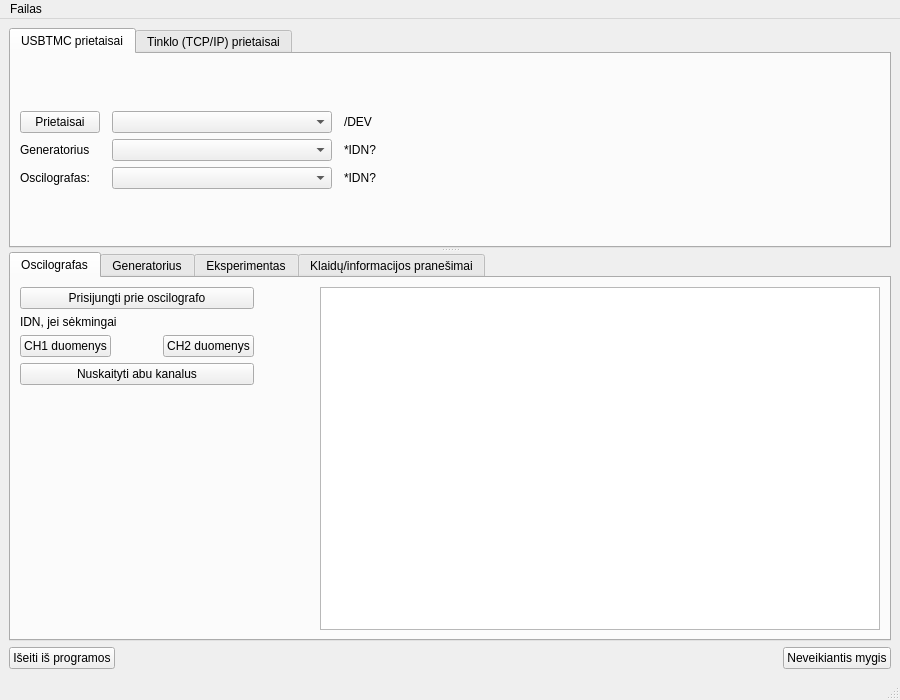
The window that UIfiles/GUIThread.ui (userIsTaken/TryUSB) describes before a commit, drawn with Qt 5.
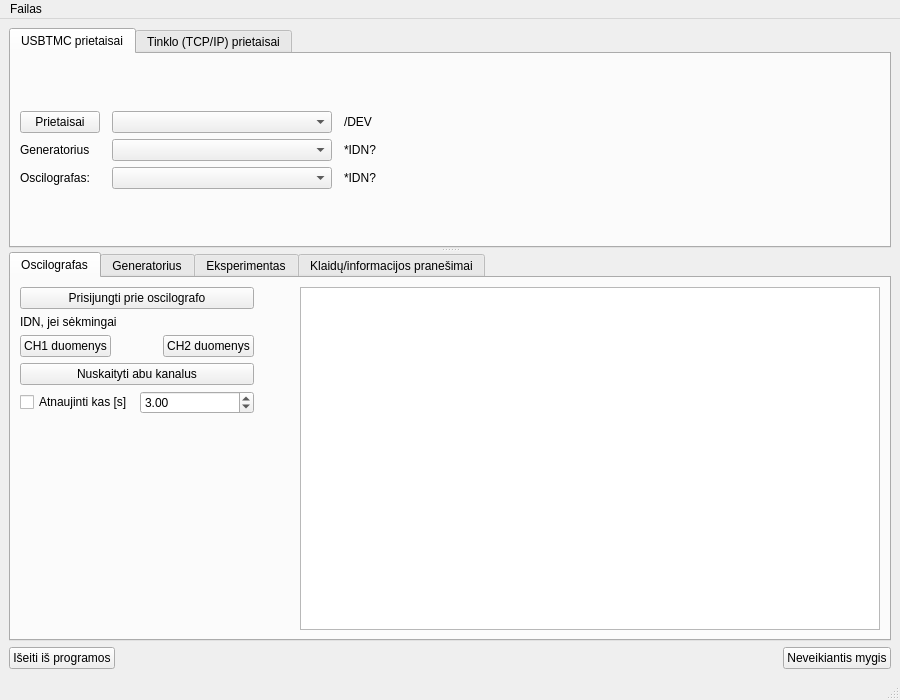
The same window after the commit. Custom widgets are drawn as their Qt base class.

Commit message: GUI atnaujinimas, funkcijų iškėlimas, autoatnaujinimo implementavimas (stage 1)

```diff
--- a/UIfiles/GUIThread.ui
+++ b/UIfiles/GUIThread.ui
@@ -323,7 +323,7 @@
         <attribute name="title">
          <string>Oscilografas</string>
         </attribute>
-        <layout class="QGridLayout" name="gridLayout_9">
+        <layout class="QGridLayout" name="gridLayout_10">
          <item row="0" column="0">
           <widget class="QPushButton" name="connectToOscilograph_button">
            <property name="text">
@@ -331,22 +331,6 @@
            </property>
           </widget>
          </item>
-         <item row="0" column="1">
-          <spacer name="horizontalSpacer_10">
-           <property name="orientation">
-            <enum>Qt::Horizontal</enum>
-           </property>
-           <property name="sizeType">
-            <enum>QSizePolicy::Fixed</enum>
-           </property>
-           <property name="sizeHint" stdset="0">
-            <size>
-             <width>60</width>
-             <height>20</height>
-            </size>
-           </property>
-          </spacer>
-         </item>
          <item row="0" column="2" rowspan="4">
           <widget class="PlotWidget" name="dataViewWidget">
            <property name="minimumSize">
@@ -410,25 +394,46 @@
            </item>
           </layout>
          </item>
-         <item row="1" column="1" rowspan="3">
-          <spacer name="verticalSpacer_3">
+         <item row="1" column="1">
+          <spacer name="horizontalSpacer_10">
            <property name="orientation">
-            <enum>Qt::Vertical</enum>
+            <enum>Qt::Horizontal</enum>
+           </property>
+           <property name="sizeType">
+            <enum>QSizePolicy::Fixed</enum>
            </property>
            <property name="sizeHint" stdset="0">
             <size>
-             <width>20</width>
-             <height>287</height>
+             <width>40</width>
+             <height>20</height>
             </size>
            </property>
           </spacer>
          </item>
          <item row="2" column="0">
-          <widget class="QPushButton" name="getDatafromBothChannels_button">
-           <property name="text">
-            <string>Nuskaityti abu kanalus</string>
-           </property>
-          </widget>
+          <layout class="QGridLayout" name="gridLayout_9">
+           <item row="0" column="0" colspan="2">
+            <widget class="QPushButton" name="getDatafromBothChannels_button">
+             <property name="text">
+              <string>Nuskaityti abu kanalus</string>
+             </property>
+            </widget>
+           </item>
+           <item row="1" column="0">
+            <widget class="QCheckBox" name="useRegularUpdateBox">
+             <property name="text">
+              <string>Atnaujinti kas [s]</string>
+             </property>
+            </widget>
+           </item>
+           <item row="1" column="1">
+            <widget class="QDoubleSpinBox" name="secondsToWait">
+             <property name="value">
+              <double>3.000000000000000</double>
+             </property>
+            </widget>
+           </item>
+          </layout>
          </item>
          <item row="3" column="0">
           <spacer name="verticalSpacer_2">
@@ -438,7 +443,7 @@
            <property name="sizeHint" stdset="0">
             <size>
              <width>20</width>
-             <height>195</height>
+             <height>148</height>
             </size>
            </property>
           </spacer>
```
The commit also changes 2 other files.
